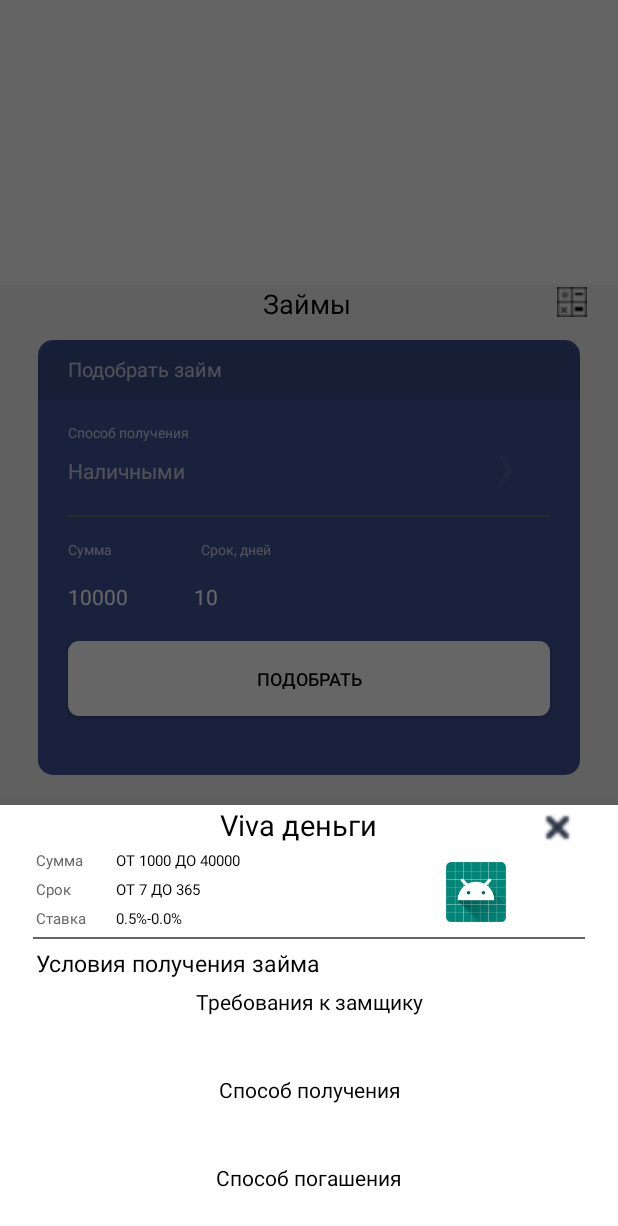
After one commit to vdudiev/FirstTest, an Android app: the fragment BottomSheetDialogDetailsCompanies placed in its activity, on a phone screen of 412 x 824 dp. The commit adds this screen. Shown: the top 1226 px of the screen. Run offline under Robolectric (Android 15) with nearby library versions, the phone set to English and light mode, and no system bars.

Commit message:
This is my firs project

```diff
--- a/app/src/main/java/com/example/firsttest/ArticleAdapter.java
+++ b/app/src/main/java/com/example/firsttest/ArticleAdapter.java
@@ -67,8 +67,12 @@ public class ArticleAdapter extends RecyclerView.Adapter<ArticleAdapter.ViewHold
                     titleDetailsToSet = list.get(getAdapterPosition()).title;
                     textDetailsToSet = list.get(getAdapterPosition()).text;
                     imageDetailsToSet = list.get(getAdapterPosition()).image;
-                    MainActivity mainAct = new MainActivity();
-                    mainAct.openNewsDetails();
+
+                       /* FragmentTransaction fragmentTransactionNewsDetails = getSupportFragmentManager().beginTransaction();
+                        FragmentNewsDetails fragmentNewsDetails = new FragmentNewsDetails();
+                        fragmentTransactionNewsDetails.replace(R.id.Fragment_content,fragmentNewsDetails);
+                        fragmentTransactionNewsDetails.addToBackStack(null);
+                        fragmentTransactionNewsDetails.commit();*/
                 }
             });
 
--- a/app/src/main/java/com/example/firsttest/ArticleLoansAdapter.java
+++ b/app/src/main/java/com/example/firsttest/ArticleLoansAdapter.java
@@ -5,6 +5,7 @@ import android.content.Context;
 import android.view.LayoutInflater;
 import android.view.View;
 import android.view.ViewGroup;
+import android.widget.Button;
 import android.widget.ImageView;
 import android.widget.TextView;
 
@@ -29,9 +30,19 @@ public class ArticleLoansAdapter extends RecyclerView.Adapter<ArticleLoansAdapte
     @NonNull
     @Override
     public ArticleLoansAdapter.ViewHolder onCreateViewHolder(@NonNull ViewGroup parent, int viewType) {
+        View view = inflater.inflate(R.layout.recycler_row_loans, parent, false);
+
+        Button detailsButton = view.findViewById(R.id.button_details_row_loans);
+        detailsButton.setOnClickListener(new View.OnClickListener() {
+            @Override
+            public void onClick(View v) {
+                SecondActivityMain secondActivityMain = new SecondActivityMain();
+                secondActivityMain.openCompaniesDetailsBottomSheet();
+
+            }
+        });
 
 
-        View view = inflater.inflate(R.layout.recycler_row_loans, parent, false);
         return new ViewHolder(view);
     }
 
--- /dev/null
+++ b/app/src/main/java/com/example/firsttest/BottomSheetDialogDetailsCompanies.java
@@ -0,0 +1,36 @@
+package com.example.firsttest;
+
+import android.content.Context;
+import android.os.Bundle;
+import android.view.LayoutInflater;
+import android.view.View;
+import android.view.ViewGroup;
+import android.widget.Button;
+
+import androidx.annotation.NonNull;
+import androidx.annotation.Nullable;
+import androidx.recyclerview.widget.LinearLayoutManager;
+import androidx.recyclerview.widget.RecyclerView;
+
+import com.google.android.material.bottomsheet.BottomSheetDialogFragment;
+
+import retrofit2.Call;
+import retrofit2.Callback;
+import retrofit2.Response;
+import retrofit2.Retrofit;
+import retrofit2.converter.gson.GsonConverterFactory;
+
+
+public class BottomSheetDialogDetailsCompanies extends BottomSheetDialogFragment {
+    ArticleProductionMethodsAdapter adapter;
+
+    @Nullable
+    @Override
+    public View onCreateView(@NonNull LayoutInflater inflater, @Nullable ViewGroup container, @Nullable Bundle savedInstanceState) {
+        View root = inflater.inflate(R.layout.bottom_sheet_companies_details, container, false);
+
+        return root;
+    }
+
+
+}
--- a/app/src/main/java/com/example/firsttest/BottomSheetDialogSecondMain.java
+++ b/app/src/main/java/com/example/firsttest/BottomSheetDialogSecondMain.java
@@ -25,7 +25,7 @@ import retrofit2.converter.gson.GsonConverterFactory;
 
 
 public class BottomSheetDialogSecondMain extends BottomSheetDialogFragment {
-    private RecyclerView recyclerView;
+        private RecyclerView recyclerView;
     ArticleProductionMethodsAdapter adapter;
 
     @Nullable
--- a/app/src/main/java/com/example/firsttest/FragmentNewsDetails.java
+++ b/app/src/main/java/com/example/firsttest/FragmentNewsDetails.java
@@ -87,6 +87,7 @@ public class FragmentNewsDetails extends Fragment {
     }
 
 
+
     // TODO: Rename method, update argument and hook method into UI event
     public void onButtonPressed(Uri uri) {
         if (mListener != null) {
--- a/app/src/main/java/com/example/firsttest/MainActivity.java
+++ b/app/src/main/java/com/example/firsttest/MainActivity.java
@@ -8,7 +8,6 @@ import android.view.MenuItem;
 import android.view.View;
 import android.widget.EditText;
 import android.widget.TextView;
-import android.widget.Toast;
 
 import androidx.annotation.NonNull;
 import androidx.appcompat.app.AppCompatActivity;
@@ -33,26 +32,22 @@ public class MainActivity extends AppCompatActivity {
             @Override
             public boolean onNavigationItemSelected(@NonNull MenuItem menuItem) {
                 int id = menuItem.getItemId();
+                FragmentTransaction fragmentTransaction = getSupportFragmentManager().beginTransaction();
                 switch (id){
                     case R.id.action_calculator:
                         FragmentCalculator fragmentCalc = new FragmentCalculator();
-                        FragmentTransaction fragmentTransactionCalc = getSupportFragmentManager().beginTransaction();
-                        fragmentTransactionCalc.replace(R.id.Fragment_content,fragmentCalc);
-                        fragmentTransactionCalc.commit();
+                        fragmentTransaction.replace(R.id.Fragment_content,fragmentCalc);
                         break;
                     case R.id.action_news:
                         FragmentNews fragmentNews = new FragmentNews();
-                        FragmentTransaction fragmentTransactionNews = getSupportFragmentManager().beginTransaction();
-                        fragmentTransactionNews.replace(R.id.Fragment_content,fragmentNews);
-                        fragmentTransactionNews.commit();
+                        fragmentTransaction.replace(R.id.Fragment_content,fragmentNews);
                         break;
                     case R.id.action_home:
                         fragmentHome fragmentHome = new fragmentHome();
-                        FragmentTransaction fragmentTransactionHome = getSupportFragmentManager().beginTransaction();
-                        fragmentTransactionHome.replace(R.id.Fragment_content,fragmentHome);
-                        fragmentTransactionHome.commit();
+                        fragmentTransaction.replace(R.id.Fragment_content,fragmentHome);
                         break;
                 }
+                fragmentTransaction.commit();
                 return true;
             }
         });
@@ -94,18 +89,11 @@ public class MainActivity extends AppCompatActivity {
         daysOut.setText(daysIn.getText());
         amountOut.setText(amountIn.getText());
         ratePrOut.setText(ratePrIn.getText()+ "%");
-
         amountToReturnOut.setText(Double.toString(S));
         overpaymentOut.setText(Double.toString(S - startAmount));
     }
 
-    public void openNewsDetails(){
-        FragmentTransaction fragmentTransactionNewsDetails = getSupportFragmentManager().beginTransaction();
-        FragmentNewsDetails fragmentNewsDetails = new FragmentNewsDetails();
-        fragmentTransactionNewsDetails.replace(R.id.Fragment_content,fragmentNewsDetails);
-        fragmentTransactionNewsDetails.addToBackStack(null);
-        fragmentTransactionNewsDetails.commit();
-    }
+
 
 
 }
--- a/app/src/main/java/com/example/firsttest/SecondActivityMain.java
+++ b/app/src/main/java/com/example/firsttest/SecondActivityMain.java
@@ -9,6 +9,7 @@ import android.widget.EditText;
 import android.widget.TextView;
 
 import androidx.appcompat.app.AppCompatActivity;
+import androidx.fragment.app.FragmentTransaction;
 import androidx.recyclerview.widget.LinearLayoutManager;
 import androidx.recyclerview.widget.RecyclerView;
 
@@ -146,6 +147,14 @@ public class SecondActivityMain extends AppCompatActivity {
 
 
 
+    public void openCompaniesDetailsBottomSheet(){
+        BottomSheetDialogDetailsCompanies bottomSheetDialogDetailsCompanies = new BottomSheetDialogDetailsCompanies();
+        bottomSheetDialogDetailsCompanies.show(getSupportFragmentManager(),"bottomSheetDialogDetailsCompanies");
+
+
+    }
+
+
 
 
 
--- a/app/src/main/res/layout/activity_second_main.xml
+++ b/app/src/main/res/layout/activity_second_main.xml
@@ -163,19 +163,17 @@
                 </LinearLayout>
 
 
-
-
                 <Button
                     android:layout_width="match_parent"
                     android:layout_height="50dp"
+                    android:layout_marginStart="20dp"
+                    android:layout_marginTop="20dp"
+                    android:layout_marginEnd="20dp"
                     android:background="@drawable/round_corner_button_white"
+                    android:onClick="pickUpOpenSecondAct"
                     android:text="@string/string_button_pick_up"
                     android:textColor="@color/colorBlack"
-                    android:layout_marginTop="20dp"
-                    android:textSize="12sp"
-                    android:layout_marginStart="20dp"
-                    android:layout_marginEnd="20dp"
-                    android:onClick="pickUpOpenSecondAct" />
+                    android:textSize="12sp" />
             </LinearLayout>
             <TextView
                 android:layout_width="wrap_content"
--- /dev/null
+++ b/app/src/main/res/layout/bottom_sheet_companies_details.xml
@@ -0,0 +1,191 @@
+<?xml version="1.0" encoding="utf-8"?>
+<LinearLayout xmlns:android="http://schemas.android.com/apk/res/android"
+    android:orientation="vertical"
+    android:layout_width="match_parent"
+    android:layout_height="match_parent"
+    android:background="@drawable/round_corner_button_white">
+
+    <LinearLayout
+        android:layout_width="match_parent"
+        android:layout_height="wrap_content"
+        android:orientation="horizontal"
+        android:gravity="end">
+        <TextView
+            android:id="@+id/texView_name_details_bottomSheet"
+            android:text="Viva деньги"
+            android:textColor="@color/colorBlack"
+            android:textSize="19sp"
+            android:layout_width="wrap_content"
+            android:layout_height="wrap_content"
+            />
+
+        <Button
+            android:id="@+id/button_close_details_bottomSheet"
+            android:layout_width="30dp"
+            android:layout_marginStart="105dp"
+            android:layout_marginEnd="25dp"
+            android:layout_height="30dp"
+            android:background="@drawable/cross"/>
+    </LinearLayout>
+
+    <LinearLayout
+        android:layout_width="match_parent"
+        android:layout_height="wrap_content"
+        android:layout_marginStart="24dp"
+        android:layout_marginEnd="24dp"
+        android:orientation="horizontal">
+
+        <LinearLayout
+            android:layout_width="wrap_content"
+            android:layout_height="wrap_content"
+            android:orientation="vertical">
+
+            <TextView
+                android:text="@string/string_amount"
+                android:layout_width="wrap_content"
+                android:layout_height="wrap_content"
+                android:textSize="10sp"
+                android:textColor="@color/dark_gray"
+                android:layout_marginBottom="5dp"/>
+
+            <TextView
+                android:text="@string/string_term"
+                android:layout_width="wrap_content"
+                android:layout_height="wrap_content"
+                android:textSize="10sp"
+                android:textColor="@color/dark_gray"
+                android:layout_marginBottom="5dp"/>
+
+            <TextView
+                android:text="@string/text_rate"
+                android:layout_width="wrap_content"
+                android:layout_height="wrap_content"
+                android:textSize="10sp"
+                android:textColor="@color/dark_gray"
+                android:layout_marginBottom="5dp"/>
+        </LinearLayout>
+
+        <LinearLayout
+            android:layout_width="170dp"
+            android:layout_height="wrap_content"
+            android:orientation="vertical"
+            android:layout_marginStart="20dp">
+
+            <TextView
+                android:id="@+id/textView_sum_toSum_details_bottomSheet"
+                android:text="ОТ 1000 ДО 40000"
+                android:layout_width="wrap_content"
+                android:layout_height="wrap_content"
+                android:textSize="10sp"
+                android:textColor="@color/colorBlack"
+                android:layout_marginBottom="5dp"/>
+
+            <TextView
+                android:id="@+id/textView_date_toDate_details_bottomSheet"
+                android:text="OT 7 ДО 365"
+                android:layout_width="wrap_content"
+                android:layout_height="wrap_content"
+                android:textSize="10sp"
+                android:textColor="@color/colorBlack"
+                android:layout_marginBottom="5dp"/>
+
+            <TextView
+                android:id="@+id/texView_rate_details_bottomSheet"
+                android:text="0.5%-0.0%"
+                android:layout_width="wrap_content"
+                android:layout_height="wrap_content"
+                android:textSize="10sp"
+                android:textColor="@color/colorBlack"
+                android:layout_marginBottom="5dp"/>
+        </LinearLayout>
+
+        <ImageView
+            android:src="@mipmap/ic_launcher_round"
+            android:id="@+id/imageView_logo_details_bottomSheet"
+            android:scaleType="centerCrop"
+            android:layout_width="40dp"
+            android:layout_marginTop="8dp"
+            android:layout_height="40dp"
+            android:layout_marginStart="50dp"/>
+
+    </LinearLayout>
+
+    <LinearLayout
+        android:layout_width="match_parent"
+        android:layout_height="1dp"
+        android:background="@color/dark_gray"
+        android:layout_marginStart="22dp"
+        android:layout_marginEnd="22dp"/>
+
+    <TextView
+        android:layout_width="wrap_content"
+        android:layout_height="wrap_content"
+        android:layout_marginTop="5dp"
+        android:layout_marginStart="24dp"
+        android:text="@string/conditions_for_obtaining_loan"
+        android:textColor="@color/colorBlack"
+        android:textSize="15sp"/>
+
+    <ScrollView
+        android:layout_width="match_parent"
+        android:layout_height="match_parent"
+        android:layout_marginTop="5dp"
+        android:layout_marginStart="24dp"
+        android:layout_marginEnd="24dp">
+
+        <LinearLayout
+            android:layout_width="match_parent"
+            android:layout_height="wrap_content"
+            android:orientation="vertical">
+
+            <TextView
+                android:layout_width="match_parent"
+                android:layout_height="wrap_content"
+                android:gravity="center_horizontal"
+                android:textColor="@color/colorBlack"
+                android:text="@string/string_requirement_for_borrower"/>
+
+            <TextView
+                android:id="@+id/textView_requirement_for_borrower_details_bottomSheet"
+                android:layout_width="match_parent"
+                android:layout_marginTop="10dp"
+                android:layout_height="wrap_content"
+                android:textColor="@color/colorBlack" />
+
+            <TextView
+                android:layout_width="match_parent"
+                android:layout_height="wrap_content"
+                android:layout_marginTop="10dp"
+                android:gravity="center_horizontal"
+                android:textColor="@color/colorBlack"
+                android:text="@string/text_production_methods"/>
+
+            <TextView
+                android:id="@+id/textView_way_of_getting_details_bottomSheet"
+                android:layout_width="match_parent"
+                android:layout_marginTop="10dp"
+                android:layout_height="wrap_content"
+                android:textColor="@color/colorBlack" />
+
+            <TextView
+                android:layout_width="match_parent"
+                android:layout_height="wrap_content"
+                android:layout_marginTop="10dp"
+                android:gravity="center_horizontal"
+                android:textColor="@color/colorBlack"
+                android:text="@string/string_repayment_option"/>
+
+            <TextView
+                android:id="@+id/textView_repayment_option_details_bottomSheet"
+                android:layout_width="match_parent"
+                android:layout_marginTop="10dp"
+                android:layout_height="wrap_content"
+                android:textColor="@color/colorBlack" />
+
+
+        </LinearLayout>
+    </ScrollView>
+
+
+
+</LinearLayout>
--- a/app/src/main/res/layout/bottom_sheet_second_main_layout.xml
+++ b/app/src/main/res/layout/bottom_sheet_second_main_layout.xml
@@ -4,7 +4,7 @@
     android:layout_height="match_parent"
     android:gravity="center_horizontal"
     android:padding="10dp"
-    android:background="@color/colorWhite">
+    android:background="@drawable/round_corner_button_white">
     <TextView
         android:layout_width="wrap_content"
         android:layout_height="wrap_content"
--- a/app/src/main/res/values/strings.xml
+++ b/app/src/main/res/values/strings.xml
@@ -26,4 +26,7 @@
     <string name="string_amount_editTex_pickUp">10000</string>
     <string name="string_term_days_pickUp">10</string>
     <string name="textView_production_methods_comboBox">Наличными</string>
+    <string name="conditions_for_obtaining_loan">Условия получения займа</string>
+    <string name="string_requirement_for_borrower">Требования к замщику</string>
+    <string name="string_repayment_option">Способ погашения</string>
 </resources>
```
Also changed, not shown: app/src/main/res/drawable/cross.png (added).
